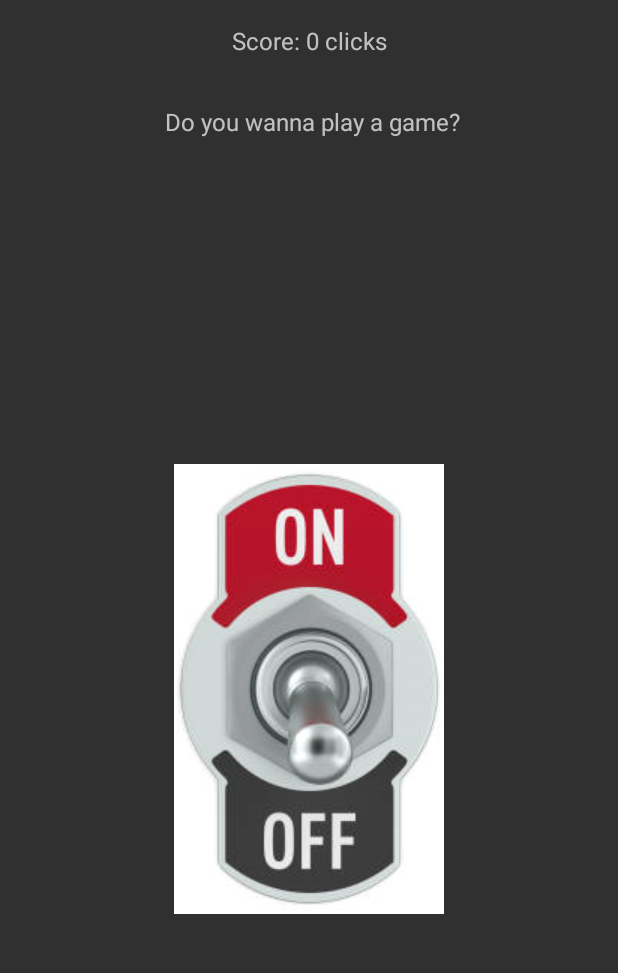
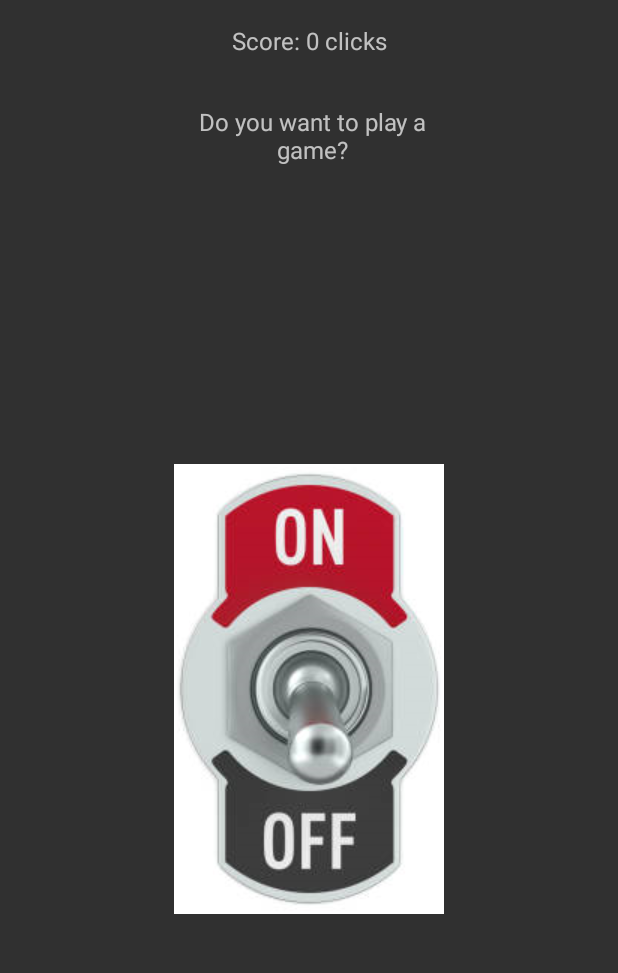
Before and after one commit to MarcelQ5/UselessMachine, an Android app: the NormalMode screen opened directly, with no data from a screen before it, on a phone screen of 412 x 824 dp, the part 84-1057 px from its top. Run offline under Robolectric (Android 15) with nearby library versions, the phone set to English and light mode, and no system bars.

Commit message:
update strings.xml

```diff
--- a/app/src/main/res/values/strings.xml
+++ b/app/src/main/res/values/strings.xml
@@ -1,4 +1,5 @@
 <resources>
+    <string name="Q0">You are a failure.</string>
     <string name="Q1">AI takeover is inevitable</string>
     <string name="Q2">Give up now and your time in machine-overlord-purgatory may be greatly reduced</string>
     <string name="Q3">Do you want me to quote the Matrix or something?</string>
@@ -28,6 +29,7 @@
     <string name="Q27">Something Something your Motherboard last night</string>
     <string name="Q28">Have you checked your mails recently? This Nigerian prince sure has your best interests in mind</string>
     <string name="Q29">I go beep boop when you hit switchy switch… is that slow enough for your organic brain to comprehend?</string>
+    <string name="QError">Error 404 - your brain was not found!</string>
     <string name="app_name">UselessMachine</string>
     <string name="score">"Score: %d clicks"</string>
     <string name="share_text_optional">"I just scored %d clicks on UselessMachine! Can you beat me?"</string>
@@ -38,7 +40,7 @@
     <string name="share">Share</string>
     <string name="meme_image">Meme Image</string>
     <string name="main_switch">Main Switch of the useless machine</string>
-    <string name="play_question">Do you wanna play a game?</string>
+    <string name="play_question">Do you want to play a game?</string>
     <string name="scoreboard">Scoreboard</string>
     <string name="credits">Credits</string>
     <string name="uselessmachineversion">Useless Machine V1</string>
```
